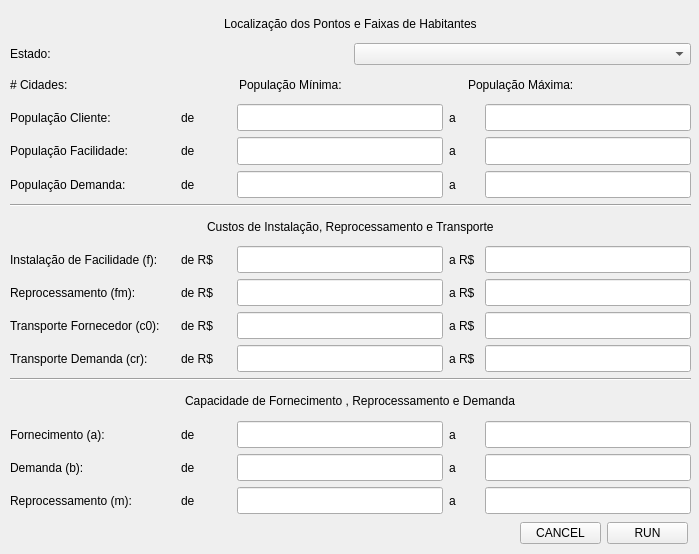
Before: the Qt Designer form cplexWindow.ui in tulioliveira/trabalho-cplex, drawn with Qt 5.
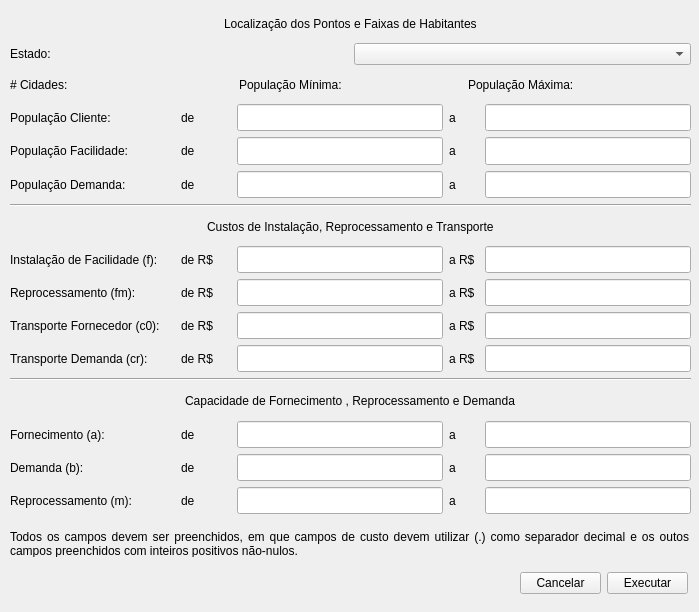
After: the same form once the commit is applied.

Commit message: CPLEX functionality and solver parametrization

What changed in the file:
```diff
--- a/cplexWindow.ui
+++ b/cplexWindow.ui
@@ -7,7 +7,7 @@
     <x>0</x>
     <y>0</y>
     <width>699</width>
-    <height>554</height>
+    <height>612</height>
    </rect>
   </property>
   <property name="windowTitle">
@@ -18,7 +18,7 @@
     <property name="geometry">
      <rect>
       <x>520</x>
-      <y>520</y>
+      <y>570</y>
       <width>168</width>
       <height>27</height>
      </rect>
@@ -27,14 +27,14 @@
      <item>
       <widget class="QPushButton" name="cancelButton">
        <property name="text">
-        <string>CANCEL</string>
+        <string>Cancelar</string>
        </property>
       </widget>
      </item>
      <item>
       <widget class="QPushButton" name="runButton">
        <property name="text">
-        <string>RUN</string>
+        <string>Executar</string>
        </property>
       </widget>
      </item>
@@ -723,6 +723,25 @@
      </item>
     </layout>
    </widget>
+   <widget class="QLabel" name="label_30">
+    <property name="geometry">
+     <rect>
+      <x>10</x>
+      <y>530</y>
+      <width>679</width>
+      <height>27</height>
+     </rect>
+    </property>
+    <property name="text">
+     <string>Todos os campos devem ser preenchidos, em que campos de custo devem utilizar (.) como separador decimal e os outos campos preenchidos com inteiros positivos não-nulos.</string>
+    </property>
+    <property name="alignment">
+     <set>Qt::AlignJustify|Qt::AlignVCenter</set>
+    </property>
+    <property name="wordWrap">
+     <bool>true</bool>
+    </property>
+   </widget>
   </widget>
  </widget>
  <resources/>
```
Left out of the diff: 2 changed lines with no effect on the pictures. The commit also changes 12 other files.
